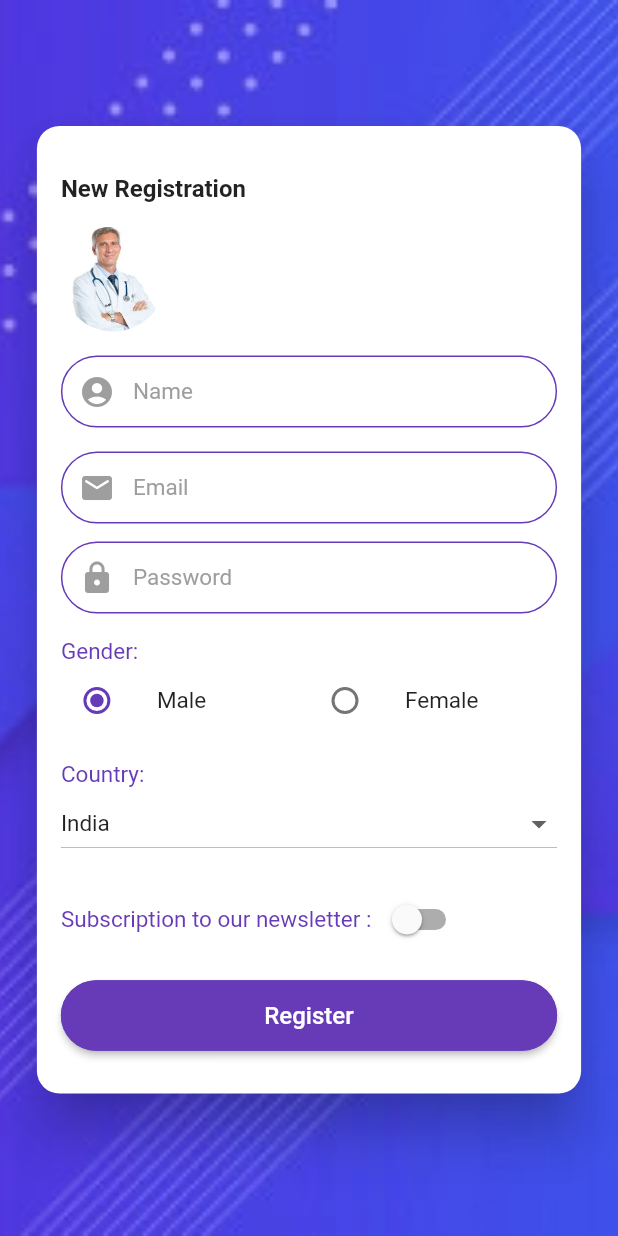
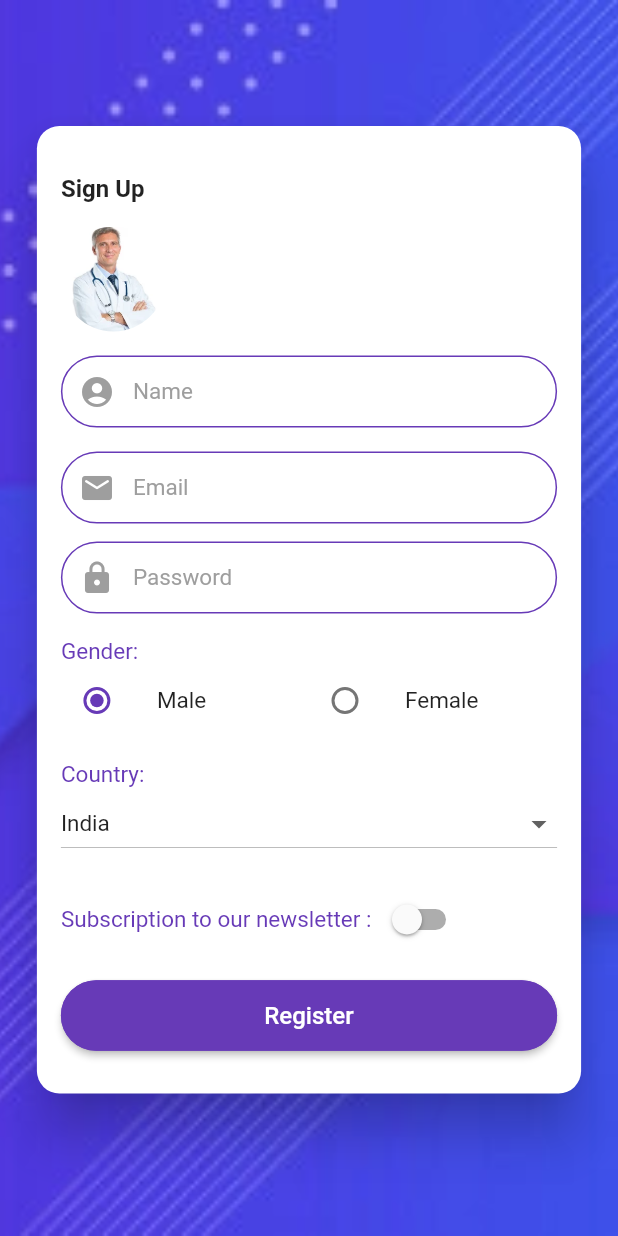
Before and after one commit to Neerav006/flutterui, a Flutter app: the screen it shows after launch, after a tap on "Login", after a tap on "SIGN UP", on a phone screen of 412 x 824 dp. Run offline on Flutter 3.47's test engine with Material 2 defaults, Android fonts, the phone set to English and light mode, and no system bars; our stand-ins replace dio, logger; network calls fail.

```diff
--- a/lib/gridviewlist/GridViewPage.dart
+++ b/lib/gridviewlist/GridViewPage.dart
@@ -31,9 +31,6 @@ class _GridViewPageState extends State<GridViewPage> {
   @override
   Widget build(BuildContext context) {
     return Scaffold(
-      appBar: AppBar(
-        title: Text('GridView'),
-      ),
       body: Container(
         child: _buildListView(),
       ),
--- /dev/null
+++ b/lib/l10n/intl_en.arb
@@ -0,0 +1,3 @@
+{
+  "newRegistration": "Sign Up"
+}
--- /dev/null
+++ b/lib/l10n/intl_hi_IN.arb
@@ -0,0 +1,3 @@
+{
+  "newRegistration": "साइन अप करें"
+}
--- a/lib/login.dart
+++ b/lib/login.dart
@@ -2,6 +2,9 @@ import 'package:counter_app/home.dart';
 import 'package:counter_app/signup/sign_up.dart';
 import 'package:flutter/cupertino.dart';
 import 'package:flutter/material.dart';
+import 'package:flutter_localizations/flutter_localizations.dart';
+
+import 'generated/l10n.dart';
 
 class LoginPage extends StatelessWidget {
   @override
@@ -26,6 +29,13 @@ class LoginPage extends StatelessWidget {
         // closer together (more dense) than on mobile platforms.
         visualDensity: VisualDensity.adaptivePlatformDensity,
       ),
+      localizationsDelegates: [
+        S.delegate,
+        GlobalMaterialLocalizations.delegate,
+        GlobalWidgetsLocalizations.delegate,
+        GlobalCupertinoLocalizations.delegate,
+      ],
+      supportedLocales: S.delegate.supportedLocales,
     );
   }
 }
--- a/lib/signup/sign_up.dart
+++ b/lib/signup/sign_up.dart
@@ -1,3 +1,4 @@
+import 'package:counter_app/generated/l10n.dart';
 import 'package:counter_app/responsive_widget.dart';
 import 'package:flutter/material.dart';
 
@@ -33,6 +34,7 @@ class _SignUpPageState extends State<SignUpPage> {
 
   @override
   Widget build(BuildContext context) {
+    print(S.current);
     return Scaffold(
       body: OrientationBuilder(
         builder: (context, orientation) {
@@ -82,13 +84,14 @@ class _SignUpPageState extends State<SignUpPage> {
   }
 
   Column buildColumnOfForm(BuildContext context) {
+    print(S.current);
     return Column(
       crossAxisAlignment: CrossAxisAlignment.start,
       children: [
         Padding(
           padding: const EdgeInsets.fromLTRB(0.0, 16.0, 0.0, 0.0),
           child: Text(
-            'New Registration',
+            S.current.newRegistration,
             style: TextStyle(
                 fontSize: ResponsiveWidget.isSmallScreen(context)
                     ? 16
--- a/pubspec.yaml
+++ b/pubspec.yaml
@@ -23,6 +23,8 @@ environment:
 dependencies:
   flutter:
     sdk: flutter
+  flutter_localizations:
+    sdk: flutter
   http: ^0.12.2
   logger: ^0.9.4
   dio: ^3.0.10
@@ -34,6 +36,7 @@ dependencies:
 dev_dependencies:
   flutter_test:
     sdk: flutter
+  intl_translation: ^0.17.1
 
 # For information on the generic Dart part of this file, see the
 # following page: https://dart.dev/tools/pub/pubspec
@@ -80,3 +83,5 @@ flutter:
 
   # For details regarding fonts from package dependencies,
   # see https://flutter.dev/custom-fonts/#from-packages
+flutter_intl:
+  enabled: true
```
Also changed, not shown: lib/home.dart (+56 -5 lines), lib/main.dart (+9 -0 lines), lib/paginatedlist/paging_list.dart (+18 -4 lines), lib/generated/intl/messages_all.dart (added), lib/generated/intl/messages_en.dart (added), lib/generated/intl/messages_hi_IN.dart (added), lib/generated/l10n.dart (added), pubspec.lock.
